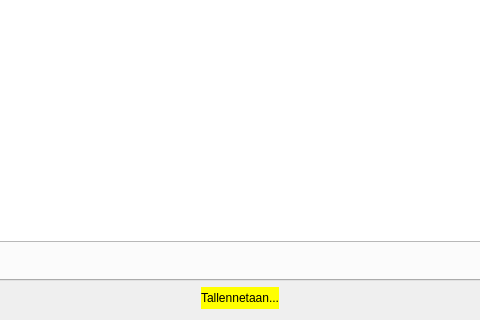
The window that kitsas/kirjaus/kirjaus.ui (artoh/kitupiikki) describes before a commit, drawn with Qt 5; both pictures show x 591 to 1071 and y 371 to 691 of the 1486 by 691 pixel window.
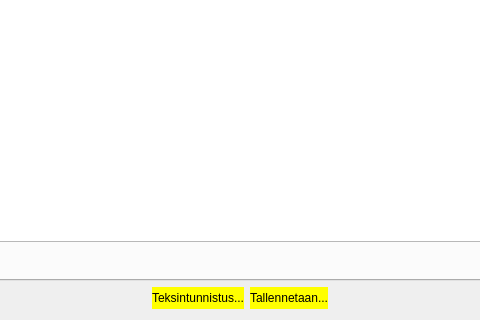
The same window after the commit. Icons and pictures are not drawn. Custom widgets are drawn as their Qt base class.

What changed in the file:
```diff
--- a/kitsas/kirjaus/kirjaus.ui
+++ b/kitsas/kirjaus/kirjaus.ui
@@ -437,6 +437,16 @@
        </property>
       </widget>
      </item>
+     <item>
+      <widget class="QLabel" name="ocrLabel">
+       <property name="styleSheet">
+        <string notr="true">background-color: rgb(255, 255, 0);</string>
+       </property>
+       <property name="text">
+        <string>Teksintunnistus...</string>
+       </property>
+      </widget>
+     </item>
      <item>
       <widget class="QLabel" name="tallennetaanLabel">
        <property name="styleSheet">
```
